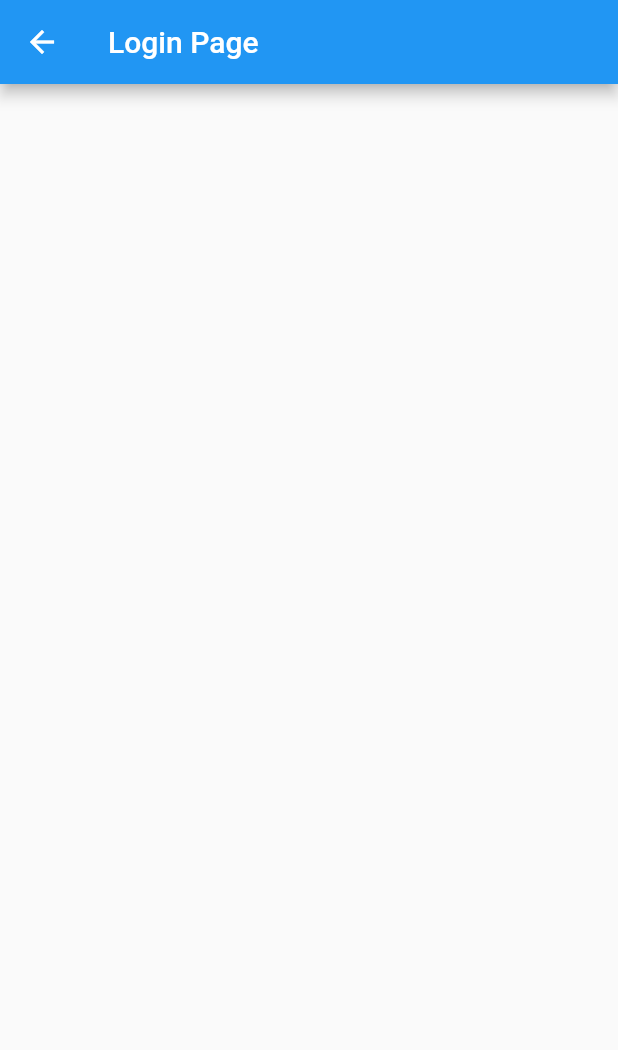
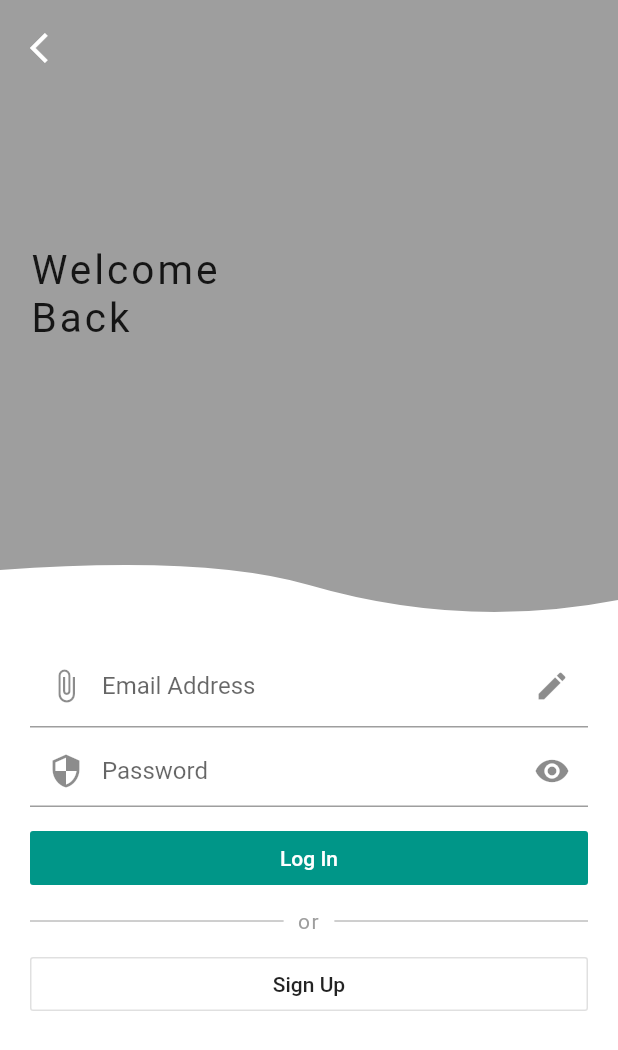
Before and after one commit to geomartins/kenzo, a Flutter app: the screen it shows after launch, after a tap on "Login", on a phone screen of 412 x 824 dp. Shown: the top 1050 px of the screen. Run offline on Flutter 3.47's test engine with Material 2 defaults, Android fonts, the phone set to English and light mode, and no system bars; our stand-ins replace flutter_custom_clippers, splashscreen; network calls fail.

Commit message:
still working on welcome and login page

```diff
--- a/lib/config/constants.dart
+++ b/lib/config/constants.dart
@@ -3,3 +3,4 @@ import 'package:flutter/material.dart';
 const kAppName = 'Staff Portal';
 const kCompanyName = 'Agro Park';
 const kPrimaryColor = Colors.teal;
+const kTertiaryColor = Colors.grey;
--- a/lib/views/login.dart
+++ b/lib/views/login.dart
@@ -1,13 +1,153 @@
+import 'package:flutter/cupertino.dart';
 import 'package:flutter/material.dart';
+import 'package:flutter_custom_clippers/flutter_custom_clippers.dart';
+import 'package:staff_portal/components/custom_flat_button.dart';
+import 'package:staff_portal/components/custom_outline_button.dart';
+import 'package:staff_portal/config/constants.dart';
 
 class Login extends StatelessWidget {
   static const id = 'login';
   @override
   Widget build(BuildContext context) {
     return Scaffold(
-      appBar: AppBar(
-        title: Text('Login Page'),
+      body: SingleChildScrollView(
+          child: Container(
+        child: Stack(
+          children: <Widget>[
+            buildDescriptionLayout(context),
+            buildFormLayout(context),
+          ],
+        ),
+      )),
+    );
+  }
+
+  Widget buildDescriptionLayout(BuildContext context) {
+    return Container(
+      color: kTertiaryColor,
+      padding: EdgeInsets.fromLTRB(20, 20, 20, 20),
+      child: Column(
+        crossAxisAlignment: CrossAxisAlignment.start,
+        children: <Widget>[
+          GestureDetector(
+            onTap: () => Navigator.pop(context),
+            child: Icon(
+              Icons.arrow_back_ios,
+              color: Colors.white,
+            ),
+          ),
+          SizedBox(
+            height: 120.0,
+          ),
+          Text('Welcome',
+              style: TextStyle(
+                fontSize: 27.0,
+                letterSpacing: 2.0,
+              )),
+          Text('Back',
+              style: TextStyle(
+                fontSize: 27.0,
+                letterSpacing: 2.0,
+              )),
+        ],
       ),
+      width: double.infinity,
+      height: 700.0,
+    );
+  }
+
+  Widget buildFormLayout(BuildContext context) {
+    return Positioned(
+      child: ClipPath(
+        clipper: WaveClipperOne(reverse: true),
+        child: Container(
+          //height: MediaQuery.of(context).size.height / 1.5,
+          color: Colors.white,
+          padding: EdgeInsets.all(20.0),
+          child: Column(
+            crossAxisAlignment: CrossAxisAlignment.start,
+            mainAxisAlignment: MainAxisAlignment.end,
+            children: <Widget>[
+              SizedBox(
+                height: 40.0,
+              ),
+              TextField(
+                decoration: InputDecoration(
+                    contentPadding: EdgeInsets.all(10.0),
+                    prefixIcon: Icon(Icons.attach_file),
+                    suffixIcon: Icon(Icons.create),
+                    hintText: 'water@gmail.com',
+                    labelText: 'Email Address'),
+              ),
+              SizedBox(
+                height: 5.0,
+              ),
+              TextField(
+                obscureText: true,
+                decoration: InputDecoration(
+                    contentPadding: EdgeInsets.all(1.0),
+                    focusColor: kPrimaryColor,
+                    fillColor: kPrimaryColor,
+                    hoverColor: kPrimaryColor,
+                    prefixIcon: Icon(Icons.security),
+                    suffixIcon: Icon(Icons.remove_red_eye),
+                    labelText: 'Password'),
+              ),
+              SizedBox(
+                height: 10.0,
+              ),
+              SizedBox(
+                width: double.infinity,
+                child: CustomFlatButton(
+                  onPressed: () {},
+                  color: kPrimaryColor,
+                  title: 'Log In',
+                  textColor: Colors.white,
+                ),
+              ),
+              Padding(
+                padding:
+                    const EdgeInsets.symmetric(vertical: 10.0, horizontal: 0.0),
+                child: Row(
+                  children: <Widget>[
+                    Expanded(
+                      flex: 5,
+                      child: Divider(
+                        color: kTertiaryColor,
+                      ),
+                    ),
+                    Expanded(
+                      child: Text(
+                        'or',
+                        textAlign: TextAlign.center,
+                        style: TextStyle(
+                            color: kTertiaryColor, letterSpacing: 1.0),
+                      ),
+                    ),
+                    Expanded(
+                      flex: 5,
+                      child: Divider(
+                        color: kTertiaryColor,
+                      ),
+                    ),
+                  ],
+                ),
+              ),
+              SizedBox(
+                width: double.infinity,
+                child: CustomOutlineButton(
+                  title: 'Sign Up',
+                  color: kPrimaryColor,
+                  onPressed: () {},
+                ),
+              ),
+            ],
+          ),
+        ),
+      ),
+      bottom: 0.0,
+      left: 0,
+      right: 0,
     );
   }
 }
--- a/pubspec.yaml
+++ b/pubspec.yaml
@@ -24,6 +24,8 @@ dependencies:
   # Use with the CupertinoIcons class for iOS style icons.
   cupertino_icons: ^0.1.2
   splashscreen: ^1.3.5
+  flutter_custom_clippers: ^1.1.2
+  flutter_vector_icons: ^0.2.1
 
 dev_dependencies:
   flutter_test:
```
Also changed, not shown: pubspec.lock.
